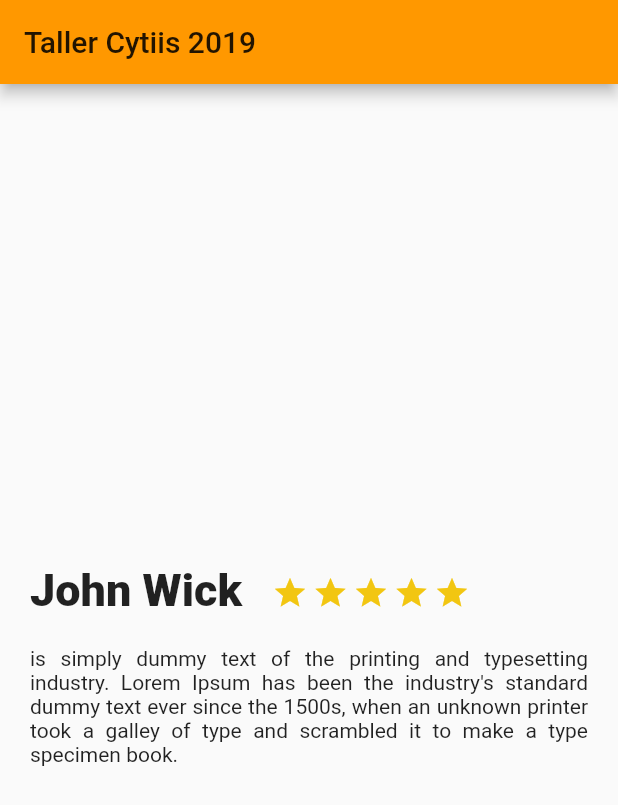
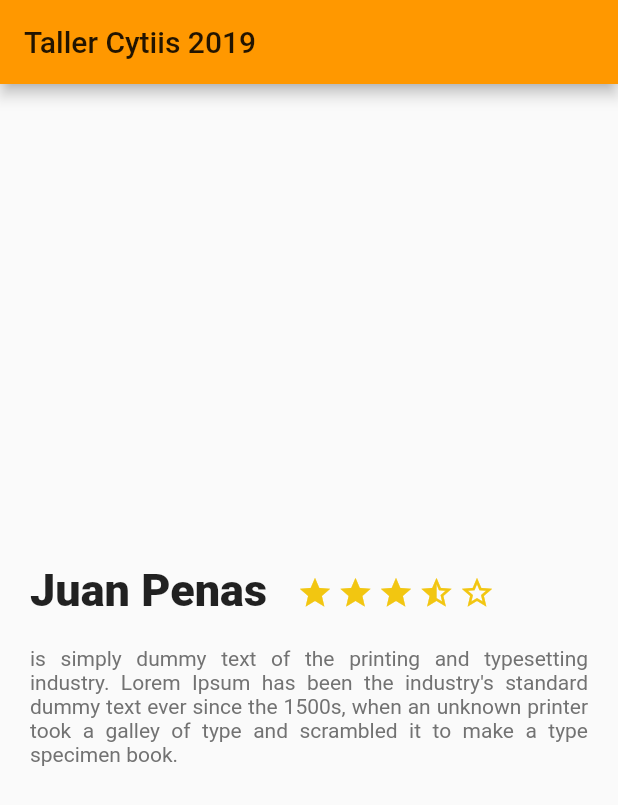
Before and after one commit to utrujillo/taller_trips, a Flutter app: the screen it shows after launch, on a phone screen of 412 x 824 dp. Shown: the top 805 px of the screen. Run offline on Flutter 3.47's test engine with Material 2 defaults, Android fonts, the phone set to English and light mode, and no system bars.

Commit message:
Creando constructores e instanciando Widgets 	modified:   lib/inicio/autor.dart 	modified:   lib/inicio/descripcion.dart 	modified:   lib/main.dart

```diff
--- a/lib/inicio/autor.dart
+++ b/lib/inicio/autor.dart
@@ -3,6 +3,12 @@ import 'package:flutter/material.dart';
 // Los nombres de las clases siempre utilizan notacion camello
 // ej. DescripcionAutor, Autor
 class Autor extends StatelessWidget {
+  String nombre_autor = "";
+  double no_estrellas = 3.5;
+
+  // Constructor
+  Autor(this.nombre_autor, this.no_estrellas);
+
   // El metodo build construye el Widget
   @override
   Widget build(BuildContext context){
@@ -14,6 +20,28 @@ class Autor extends StatelessWidget {
       ),
       child: Icon(
         Icons.star,
+        color: Color(0xFFf2C611)
+      )
+    );
+
+    final estrella_media = Container(
+      margin: EdgeInsets.only(
+        top: 323.0,
+        right: 3.0
+      ),
+      child: Icon(
+        Icons.star_half,
+        color: Color(0xFFf2C611)
+      )
+    );
+
+    final estrella_vacia = Container(
+      margin: EdgeInsets.only(
+        top: 323.0,
+        right: 3.0
+      ),
+      child: Icon(
+        Icons.star_border,
         color: Color(0xFFf2C611)
       )
     );
@@ -29,7 +57,7 @@ class Autor extends StatelessWidget {
             right: 20.0
           ),
           child: Text(
-            'John Wick',
+            nombre_autor,
             style: TextStyle( //Para dar estilo personalizado al texto
               fontSize: 30.0,
               fontWeight: FontWeight.w900
@@ -43,8 +71,8 @@ class Autor extends StatelessWidget {
             estrella,
             estrella,
             estrella,
-            estrella,
-            estrella
+            estrella_media,
+            estrella_vacia
           ]
         )
 
--- a/lib/inicio/descripcion.dart
+++ b/lib/inicio/descripcion.dart
@@ -1,6 +1,14 @@
 import 'package:flutter/material.dart';
 
 class Descripcion extends StatelessWidget{
+
+  String descripcionTxt = "";
+  double tamanioTxt = 0;
+  int colorTxt = 0;
+
+  // Creación del constructor
+  Descripcion(this.descripcionTxt, this.tamanioTxt, this.colorTxt);
+
   @override
   Widget build(BuildContext context){
     final textoDescripcion = Container(
@@ -10,10 +18,11 @@ class Descripcion extends StatelessWidget{
         right: 20.0
       ),
       child: Text(
-        "is simply dummy text of the printing and typesetting industry. Lorem Ipsum has been the industry's standard dummy text ever since the 1500s, when an unknown printer took a galley of type and scrambled it to make a type specimen book.",
+        descripcionTxt,
         style: TextStyle(
-          fontSize: 14.0,
-          fontWeight: FontWeight.w400
+          fontSize: tamanioTxt,
+          fontWeight: FontWeight.w400,
+          color: Color(colorTxt)
         ),
         textAlign: TextAlign.justify,
       )
--- a/lib/main.dart
+++ b/lib/main.dart
@@ -22,8 +22,11 @@ class MyApp extends StatelessWidget {
         body: Column(
           crossAxisAlignment: CrossAxisAlignment.start,
           children: <Widget> [
-            new Autor(),
-            new Descripcion()
+            new Autor("Juan Penas", 4.5),
+            new Descripcion(
+              "is simply dummy text of the printing and typesetting industry. Lorem Ipsum has been the industry's standard dummy text ever since the 1500s, when an unknown printer took a galley of type and scrambled it to make a type specimen book.",
+              14.0,
+              0xFF727272)
           ]
         )
       ),
```
